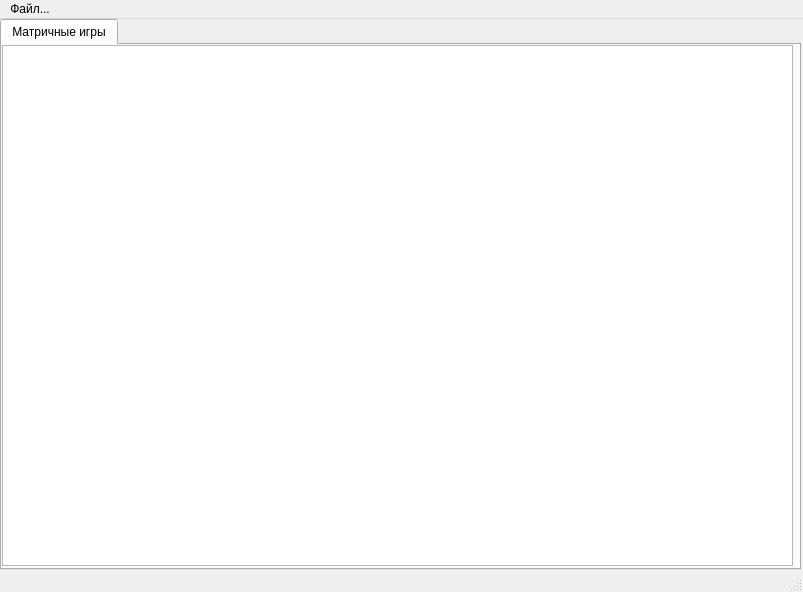
Qt form res/main_window.ui (i-vasilev/TheoryMakingDesicionLabs) before a commit.
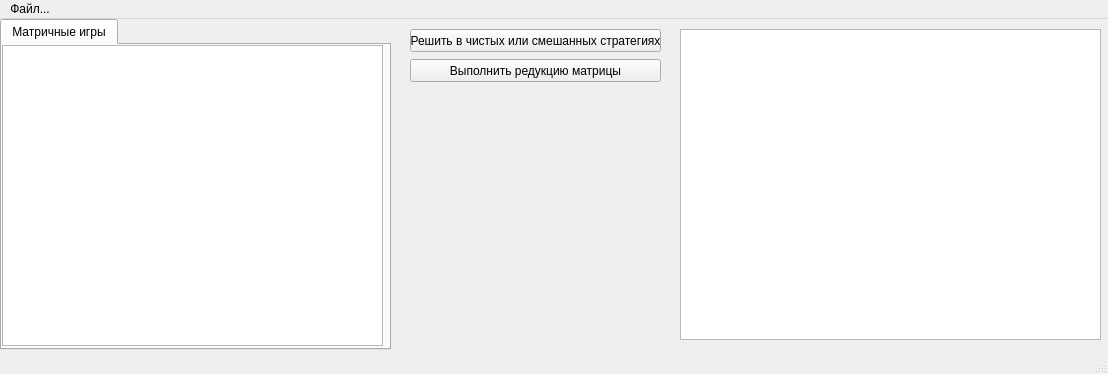
The same form after that commit.

The edit to the form file:
```diff
--- a/res/main_window.ui
+++ b/res/main_window.ui
@@ -6,8 +6,8 @@
    <rect>
     <x>0</x>
     <y>0</y>
-    <width>803</width>
-    <height>592</height>
+    <width>1108</width>
+    <height>374</height>
    </rect>
   </property>
   <property name="windowTitle">
@@ -19,8 +19,8 @@
      <rect>
       <x>0</x>
       <y>0</y>
-      <width>801</width>
-      <height>551</height>
+      <width>391</width>
+      <height>331</height>
      </rect>
     </property>
     <property name="sizePolicy">
@@ -41,20 +41,68 @@
        <rect>
         <x>0</x>
         <y>0</y>
-        <width>791</width>
-        <height>521</height>
+        <width>381</width>
+        <height>301</height>
        </rect>
       </property>
+      <property name="sizeAdjustPolicy">
+       <enum>QAbstractScrollArea::AdjustToContents</enum>
+      </property>
+      <property name="autoScroll">
+       <bool>false</bool>
+      </property>
+      <attribute name="horizontalHeaderVisible">
+       <bool>false</bool>
+      </attribute>
+      <attribute name="verticalHeaderVisible">
+       <bool>false</bool>
+      </attribute>
      </widget>
     </widget>
    </widget>
+   <widget class="QPushButton" name="solveInStrategies">
+    <property name="geometry">
+     <rect>
+      <x>410</x>
+      <y>10</y>
+      <width>251</width>
+      <height>23</height>
+     </rect>
+    </property>
+    <property name="text">
+     <string>Решить в чистых или смешанных стратегиях</string>
+    </property>
+   </widget>
+   <widget class="QTextEdit" name="log">
+    <property name="geometry">
+     <rect>
+      <x>680</x>
+      <y>10</y>
+      <width>421</width>
+      <height>311</height>
+     </rect>
+    </property>
+   </widget>
+   <widget class="QPushButton" name="reduceBtn">
+    <property name="geometry">
+     <rect>
+      <x>410</x>
+      <y>40</y>
+      <width>251</width>
+      <height>23</height>
+     </rect>
+    </property>
+    <property name="text">
+     <string>Выполнить редукцию матрицы</string>
+    </property>
+   </widget>
   </widget>
   <widget class="QMenuBar" name="menubar">
    <property name="geometry">
     <rect>
      <x>0</x>
      <y>0</y>
-     <width>803</width>
+     <width>1108</width>
      <height>21</height>
     </rect>
    </property>
```
